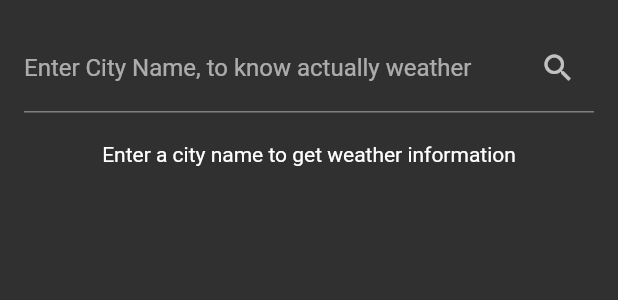
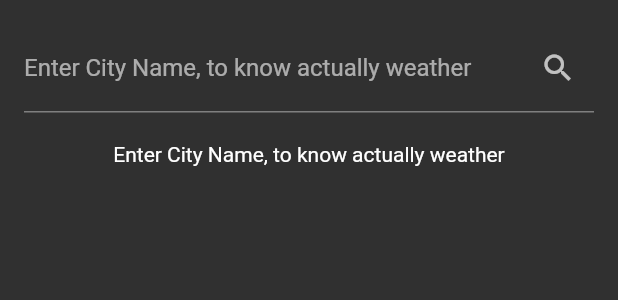
Before and after one commit to n0rb92/norbert_cholody_cv, a Flutter app: the WeatherWidget widget shown alone on an empty page, opened directly, on a phone screen of 412 x 824 dp. Shown: the top 300 px of the screen. Run offline on Flutter 3.47's test engine with Material 2 defaults, Android fonts, the phone set to English and light mode, and no system bars; our stand-ins replace dio, flutter_bloc, retrofit; missing offline and left inert: dart:js; generated files the repository leaves out were written again.

Commit message:
Add languages localization

```diff
--- /dev/null
+++ b/l10n.yaml
@@ -0,0 +1,3 @@
+arb-dir: lib/l10n
+template-arb-file: app_en.arb
+output-localization-file: app_localizations.dart
--- a/lib/main.dart
+++ b/lib/main.dart
@@ -1,11 +1,12 @@
 import 'package:dio/dio.dart';
 import 'package:flutter/material.dart';
 import 'package:flutter_bloc/flutter_bloc.dart';
+import 'package:flutter_localizations/flutter_localizations.dart';
 import 'package:norbert_cholody_cv/cubit/theme_cubit.dart';
 import 'package:norbert_cholody_cv/cubit/weather_cubit.dart';
 import 'package:norbert_cholody_cv/models/weather_api.dart';
-
 import 'package:norbert_cholody_cv/pages/first_page.dart';
+import 'package:flutter_gen/gen_l10n/app_localizations.dart';
 
 void main() {
   runApp(
@@ -15,27 +16,47 @@ void main() {
           create: (context) => ThemeCubit(),
         ),
         BlocProvider<WeatherCubit>(
-            create: (context) => WeatherCubit(WeatherApi(Dio())))
+            create: (context) => WeatherCubit(WeatherApi(Dio()))),
       ],
       child: const MyCVApp(),
     ),
   );
 }
 
-class MyCVApp extends StatelessWidget {
-  const MyCVApp({super.key});
+class MyCVApp extends StatefulWidget {
+  const MyCVApp({Key? key}) : super(key: key);
+
+  @override
+  MyCVAppState createState() => MyCVAppState();
+}
+
+class MyCVAppState extends State<MyCVApp> {
+  Locale locale = const Locale('en');
+
+  void _setLocale(String lang) {
+    setState(() {
+      locale = Locale(lang);
+    });
+  }
 
   @override
   Widget build(BuildContext context) {
-    return BlocBuilder<ThemeCubit, ThemeData>(
-      builder: (context, theme) {
-        return MaterialApp(
-          debugShowCheckedModeBanner: false,
-          title: 'Norbert Chołody CV',
-          theme: theme,
-          home: const FirstPage(),
-        );
-      },
+    return MaterialApp(
+      locale: locale,
+      localizationsDelegates: const [
+        AppLocalizations.delegate,
+        GlobalMaterialLocalizations.delegate,
+        GlobalWidgetsLocalizations.delegate,
+        GlobalCupertinoLocalizations.delegate,
+      ],
+      supportedLocales: const [
+        Locale('en'),
+        Locale('pl'),
+      ],
+      debugShowCheckedModeBanner: false,
+      title: 'Norbert Chołody CV',
+      theme: BlocProvider.of<ThemeCubit>(context).state,
+      home: FirstPage(onLocaleChange: _setLocale),
     );
   }
 }
--- a/lib/pages/first_page.dart
+++ b/lib/pages/first_page.dart
@@ -4,7 +4,8 @@ import 'package:norbert_cholody_cv/widgets/foto_widget.dart';
 import 'package:norbert_cholody_cv/widgets/wave_widget.dart';
 
 class FirstPage extends StatelessWidget {
-  const FirstPage({super.key});
+  final Function(String) onLocaleChange;
+  const FirstPage({Key? key, required this.onLocaleChange}) : super(key: key);
 
   @override
   Widget build(BuildContext context) {
@@ -62,6 +63,7 @@ class FirstPage extends StatelessWidget {
                     children: [
                       ElevatedButton(
                           onPressed: () {
+                            onLocaleChange('en');
                             Navigator.of(context).push(
                               MaterialPageRoute(
                                   builder: (context) => const MyStoryPage()),
@@ -78,6 +80,7 @@ class FirstPage extends StatelessWidget {
                       const SizedBox(width: 20),
                       ElevatedButton(
                           onPressed: () {
+                            onLocaleChange('pl');
                             Navigator.of(context).push(
                               MaterialPageRoute(
                                   builder: (context) => const MyStoryPage()),
--- a/lib/widgets/weather_widget.dart
+++ b/lib/widgets/weather_widget.dart
@@ -2,6 +2,7 @@ import 'package:flutter/material.dart';
 import 'package:flutter_bloc/flutter_bloc.dart';
 import 'package:norbert_cholody_cv/cubit/weather_cubit.dart';
 import 'package:norbert_cholody_cv/cubit/weather_state.dart';
+import 'package:flutter_gen/gen_l10n/app_localizations.dart';
 
 class WeatherWidget extends StatelessWidget {
   const WeatherWidget({super.key, required this.controller});
@@ -17,7 +18,7 @@ class WeatherWidget extends StatelessWidget {
           TextField(
             controller: controller,
             decoration: InputDecoration(
-              labelText: 'Enter City Name, to know actually weather',
+              labelText: AppLocalizations.of(context)!.weatherWidget,
               suffixIcon: IconButton(
                   icon: const Icon(Icons.search),
                   onPressed: () {
@@ -34,19 +35,22 @@ class WeatherWidget extends StatelessWidget {
                 final weather = state.weatherData;
                 return Column(
                   children: [
-                    Text('Temperature: ${weather.temperature} °C'),
-                    Text('Precipitation: ${weather.precipitation} mm'),
-                    Text('Humidity: ${weather.humidity}%'),
-                    Text('Pressure: ${weather.pressure} mb'),
                     Text(
-                        'Wind: ${weather.windSpeed} kph, ${weather.windDirection}'),
+                        '${AppLocalizations.of(context)!.temp} ${weather.temperature} °C'),
+                    Text(
+                        '${AppLocalizations.of(context)!.prec} ${weather.precipitation} mm'),
+                    Text(
+                        '${AppLocalizations.of(context)!.hum} ${weather.humidity}%'),
+                    Text(
+                        '${AppLocalizations.of(context)!.press} ${weather.pressure} mb'),
+                    Text(
+                        '${AppLocalizations.of(context)!.wind} ${weather.windSpeed} km/h, ${weather.windDirection}'),
                   ],
                 );
               } else if (state is WeatherError) {
                 return Text(state.message);
               } else {
-                return const Text(
-                    'Enter a city name to get weather information');
+                return Text(AppLocalizations.of(context)!.weatherWidget);
               }
             },
           )
```
Also changed, not shown: lib/cubit/language_cubit.dart (added, +10 -0 lines), lib/l10n/app_en.arb (added, +24 -0 lines), lib/l10n/app_pl.arb (added, +24 -0 lines), lib/pages/my_skills.dart (+13 -12 lines), lib/pages/my_story_page.dart (+32 -32 lines), pubspec.yaml (+6 -1 lines), pubspec.lock.
